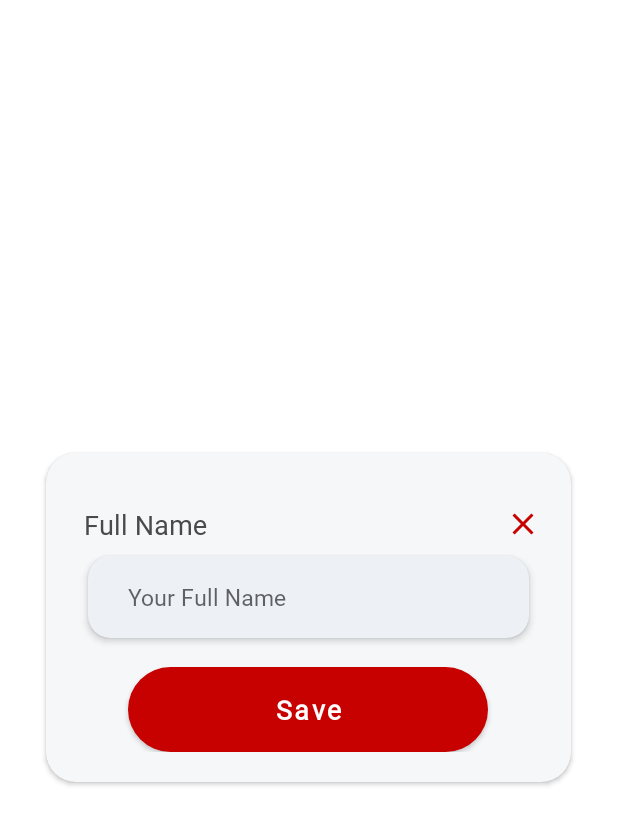
After one commit to anikrakib/BloodDonation, an Android app: the layout update_name.xml on its own in the app's theme, with its tools: preview values and no code run, on a phone screen of 412 x 824 dp. The commit adds this screen. Shown: the top 825 px of the screen. Run offline under Robolectric (Android 15) with nearby library versions, the phone set to English and light mode, and no system bars.

Commit message:
Modified database table and profile part complete

```diff
--- a/app/src/main/AndroidManifest.xml
+++ b/app/src/main/AndroidManifest.xml
@@ -4,6 +4,7 @@
     package="com.anikrakib.blooddonation">
 
     <uses-permission android:name="android.permission.INTERNET"/>
+    <uses-permission android:name="android.permission.CAMERA" />
     <uses-permission android:name="android.permission.READ_EXTERNAL_STORAGE"/>
     <uses-permission android:name="android.permission.WRITE_EXTERNAL_STORAGE"
         tools:ignore="ScopedStorage" />
--- a/app/src/main/java/com/anikrakib/blooddonation/Utills/HelperClass.java
+++ b/app/src/main/java/com/anikrakib/blooddonation/Utills/HelperClass.java
@@ -31,6 +31,9 @@ public class HelperClass {
     public static final String ON_BOARD = "onBoard";
     public static final String USERNAME = "userName";
     public static final String USERS_COLLECTION_NAME = "users";
+    public static final String LAST_BLOOD_DONATE_HISTORY = "lastBloodDonateHistory";
+    public static final String BADGES = "badges";
+    public static final String YOUR_BADGES = "yourBadges";
     public static final String USERS_PROFILE_PICTURE_FOLDER_NAME = "profile_pic";
     public static String data;
 
--- /dev/null
+++ b/app/src/main/res/drawable/ic_close.xml
@@ -0,0 +1,5 @@
+<vector android:height="24dp" android:tint="#C70100"
+    android:viewportHeight="24" android:viewportWidth="24"
+    android:width="24dp" xmlns:android="http://schemas.android.com/apk/res/android">
+    <path android:fillColor="@android:color/white" android:pathData="M19,6.41L17.59,5 12,10.59 6.41,5 5,6.41 10.59,12 5,17.59 6.41,19 12,13.41 17.59,19 19,17.59 13.41,12z"/>
+</vector>
--- a/app/src/main/res/layout/fragment_main_profile_data.xml
+++ b/app/src/main/res/layout/fragment_main_profile_data.xml
@@ -12,7 +12,6 @@
         android:layout_height="150dp"
         android:layout_marginTop="10dp"
         android:scaleType="fitXY"
-        android:src="@drawable/random"
         app:riv_corner_radius_bottom_left="@dimen/margin_15dp"
         app:riv_corner_radius_bottom_right="@dimen/margin_15dp"
         app:riv_corner_radius_top_left="@dimen/margin_15dp"
@@ -45,7 +44,6 @@
                 android:layout_width="wrap_content"
                 android:layout_height="wrap_content"
                 android:fontFamily="@font/roboto_bold"
-                android:text="Anik Rakib"
                 android:textColor="@color/white"
                 android:textSize="@dimen/text_size_40sp" />
 
@@ -68,7 +66,6 @@
         android:layout_height="80dp"
         android:fontFamily="@font/roboto_bold"
         android:background="@drawable/blood_drop"
-        android:text="A+"
         android:gravity="center"
         android:textColor="@color/white"
         android:textSize="@dimen/text_size_25sp"
--- /dev/null
+++ b/app/src/main/res/layout/update_name.xml
@@ -0,0 +1,95 @@
+<?xml version="1.0" encoding="utf-8"?>
+<LinearLayout
+    xmlns:android="http://schemas.android.com/apk/res/android"
+    xmlns:app="http://schemas.android.com/apk/res-auto"
+    android:layout_width="match_parent"
+    android:layout_height="match_parent"
+    app:cardCornerRadius="@dimen/margin_20dp"
+    android:layout_gravity="center"
+    android:background="@android:color/transparent"
+    android:gravity="center">
+
+    <androidx.cardview.widget.CardView
+        android:layout_width="350dp"
+        android:layout_height="wrap_content"
+        app:cardCornerRadius="@dimen/margin_20dp"
+        app:cardBackgroundColor="@color/cardViewBackgroundColor">
+
+        <RelativeLayout
+            android:layout_width="match_parent"
+            android:layout_height="wrap_content"
+            android:orientation="vertical"
+            android:padding="@dimen/margin_20dp"
+            android:layout_marginTop="@dimen/margin_15dp">
+
+            <TextView
+                android:id="@+id/fullNameText"
+                android:layout_width="wrap_content"
+                android:layout_height="wrap_content"
+                android:text="Full Name"
+                android:gravity="center"
+                android:textColor="@color/secondaryTextColor"
+                android:layout_marginStart="@dimen/margin_5dp"
+                android:textSize="@dimen/text_size_18sp"
+                android:layout_alignParentTop="true"/>
+
+            <androidx.cardview.widget.CardView
+                android:id="@+id/cardView"
+                android:layout_width="match_parent"
+                android:layout_height="wrap_content"
+                app:cardBackgroundColor="@color/textBoxBackgroundColor"
+                app:cardCornerRadius="@dimen/margin_15dp"
+                android:elevation="@dimen/margin_5dp"
+                app:cardElevation="3dp"
+                android:outlineAmbientShadowColor="@color/black"
+                app:cardUseCompatPadding="true"
+                app:contentPadding="1dp"
+                android:layout_below="@id/close">
+
+                <LinearLayout
+                    android:layout_width="match_parent"
+                    android:layout_height="wrap_content">
+
+                    <EditText
+                        android:id="@+id/userName"
+                        android:layout_width="match_parent"
+                        android:layout_height="match_parent"
+                        android:hint="Your Full Name"
+                        android:inputType="text"
+                        android:layout_marginStart="@dimen/margin_10dp"
+                        android:layout_marginEnd="@dimen/margin_10dp"
+                        android:padding="@dimen/margin_15dp"
+                        android:textSize="@dimen/text_size_15sp"
+                        android:background="@android:color/transparent"
+                        android:importantForAutofill="no" />
+
+                </LinearLayout>
+
+            </androidx.cardview.widget.CardView>
+
+            <ImageView
+                android:id="@+id/close"
+                android:layout_width="wrap_content"
+                android:layout_height="wrap_content"
+                android:src="@drawable/ic_close"
+                android:layout_alignParentEnd="true" />
+
+            <Button
+                android:id="@+id/save"
+                android:padding="@dimen/margin_10dp"
+                android:background="@drawable/button_background"
+                android:layout_width="@dimen/fragment_next_button_width"
+                android:layout_height="wrap_content"
+                android:text="Save"
+                android:textStyle="bold"
+                android:textSize="@dimen/text_size_18sp"
+                android:textAllCaps="false"
+                android:layout_marginTop="@dimen/margin_10dp"
+                android:layout_below="@id/cardView"
+                android:layout_centerHorizontal="true"/>
+
+        </RelativeLayout>
+
+    </androidx.cardview.widget.CardView>
+
+</LinearLayout>
```
Also changed, not shown: app/src/main/java/com/anikrakib/blooddonation/Fragment/Profile/MainProfileDataFragment.java (+30 -10 lines), app/src/main/java/com/anikrakib/blooddonation/Fragment/UploadImageFragment.java (+33 -0 lines), app/src/main/java/com/anikrakib/blooddonation/Model/BadgeModel.java (+7 -0 lines), app/src/main/java/com/anikrakib/blooddonation/Model/DonateBloodHistoryModel.java (added, +16 -0 lines), app/src/main/java/com/anikrakib/blooddonation/Model/UserDataModel.java (+26 -0 lines), app/src/main/java/com/anikrakib/blooddonation/Model/YourBadgeModel.java (added, +16 -0 lines).
